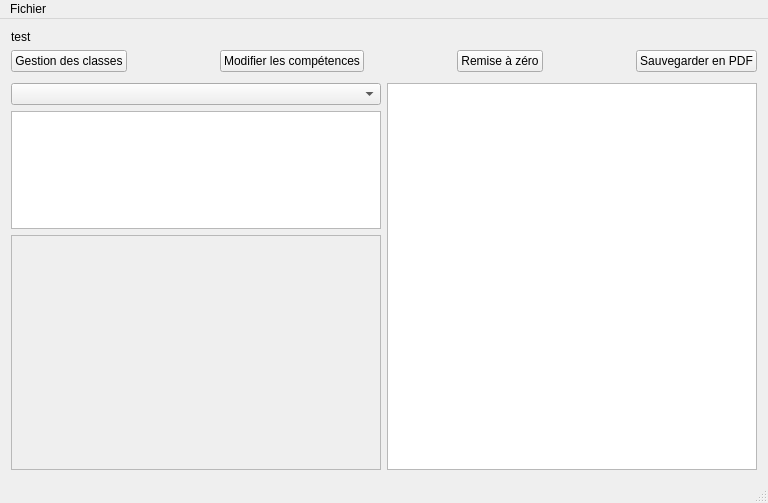
ofacklam/Cible, file mainwindow.ui: the form before one commit.
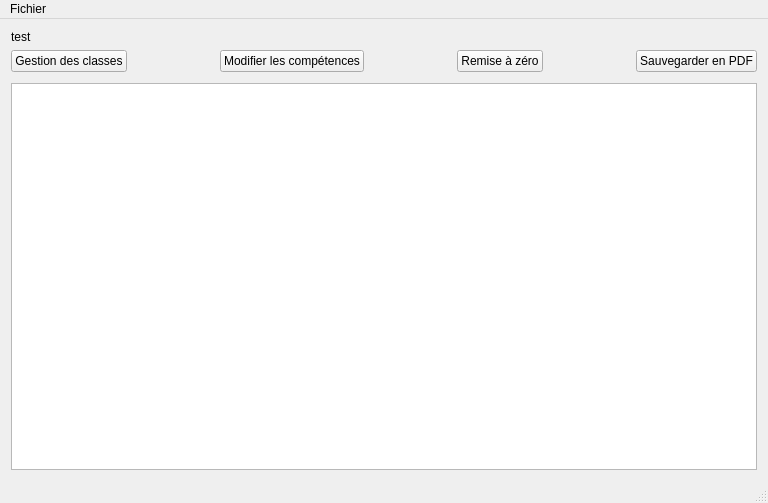
The form after the commit.

Diff of the .ui file:
```diff
--- a/mainwindow.ui
+++ b/mainwindow.ui
@@ -97,34 +97,7 @@
      </layout>
     </item>
     <item>
-     <layout class="QHBoxLayout" name="horizontalLayout_2">
-      <item>
-       <layout class="QVBoxLayout" name="layout_competence" stretch="1,1,2">
-        <item>
-         <widget class="QComboBox" name="GroupsBox"/>
-        </item>
-        <item>
-         <widget class="QListWidget" name="StudentsList"/>
-        </item>
-        <item>
-         <widget class="QScrollArea" name="scrollArea">
-          <property name="widgetResizable">
-           <bool>true</bool>
-          </property>
-          <widget class="QWidget" name="scrollAreaWidgetContents">
-           <property name="geometry">
-            <rect>
-             <x>0</x>
-             <y>0</y>
-             <width>367</width>
-             <height>234</height>
-            </rect>
-           </property>
-          </widget>
-         </widget>
-        </item>
-       </layout>
-      </item>
+     <layout class="QHBoxLayout" name="mainContainer" stretch="1">
       <item>
        <layout class="QVBoxLayout" name="verticalLayout">
         <item>
```
